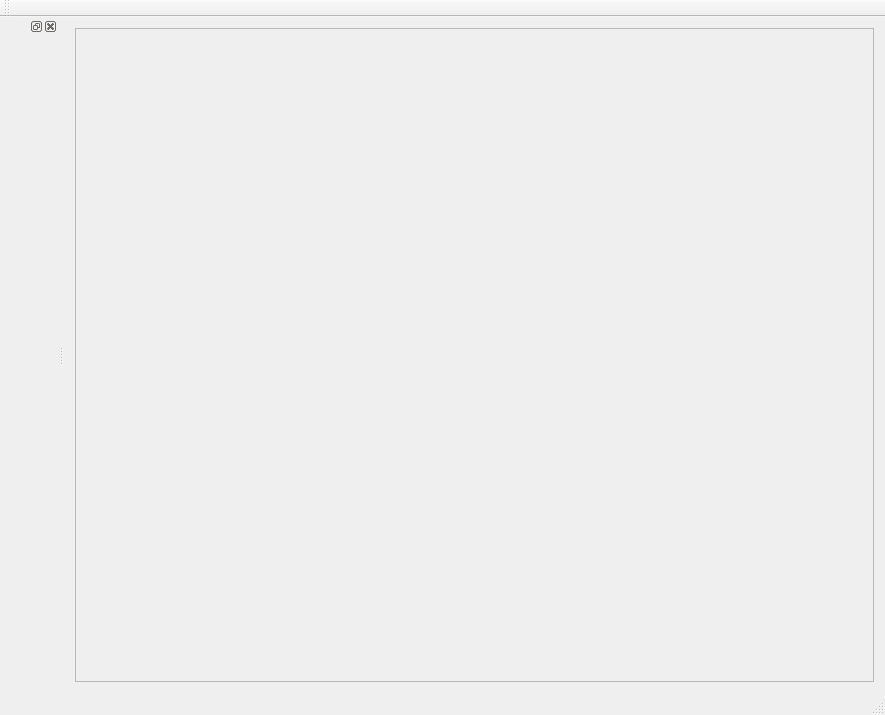
Above: VisualEditor/VisualEditor.ui from CreativeMetalCat/VisualEditor before the change. Below: the same form after it.
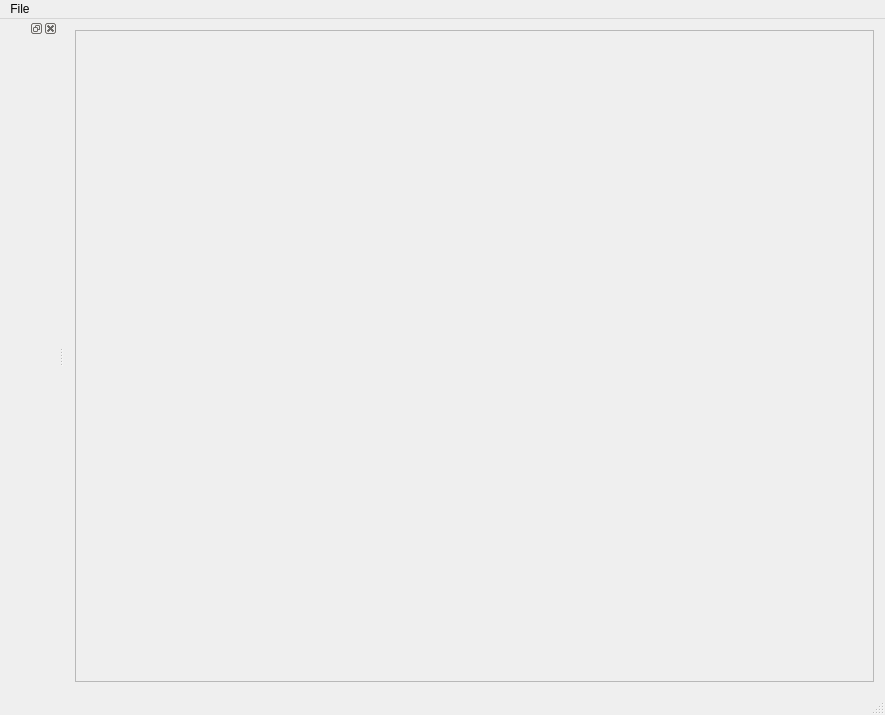
That is the form after the change.

The edit to the form file:
```diff
--- a/VisualEditor/VisualEditor.ui
+++ b/VisualEditor/VisualEditor.ui
@@ -35,7 +35,7 @@
          <x>0</x>
          <y>0</y>
          <width>781</width>
-         <height>663</height>
+         <height>654</height>
         </rect>
        </property>
       </widget>
@@ -43,14 +43,6 @@
     </item>
    </layout>
   </widget>
-  <widget class="QToolBar" name="mainToolBar">
-   <attribute name="toolBarArea">
-    <enum>TopToolBarArea</enum>
-   </attribute>
-   <attribute name="toolBarBreak">
-    <bool>false</bool>
-   </attribute>
-  </widget>
   <widget class="QStatusBar" name="statusBar">
    <property name="locale">
     <locale language="English" country="UnitedStates"/>
@@ -62,6 +54,23 @@
    </attribute>
    <widget class="QWidget" name="ToolBoxContents"/>
   </widget>
+  <widget class="QMenuBar" name="menuBar">
+   <property name="geometry">
+    <rect>
+     <x>0</x>
+     <y>0</y>
+     <width>885</width>
+     <height>21</height>
+    </rect>
+   </property>
+   <widget class="QMenu" name="menuFile">
+    <property name="title">
+     <string>File</string>
+    </property>
+    <addaction name="actionSave_File"/>
+   </widget>
+   <addaction name="menuFile"/>
+  </widget>
   <action name="actionOpen">
    <property name="text">
     <string>Open</string>
```
Left out of the diff: 5 changed lines with no effect on the pictures.
